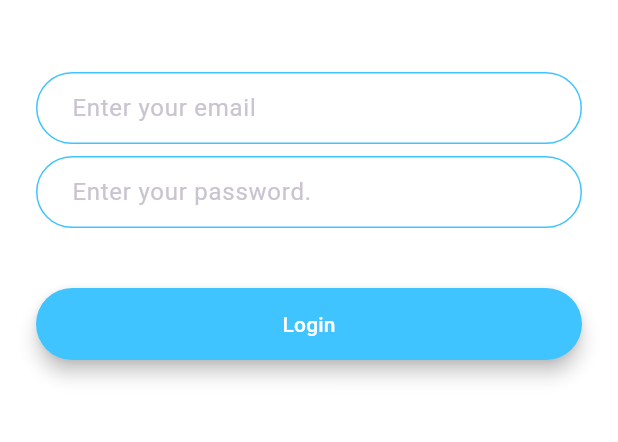
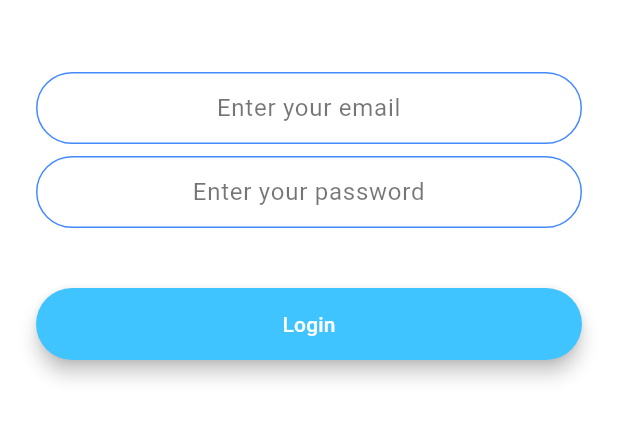
Before and after one commit to ChristianAfreh/flat-chat-app, a Flutter app: the screen it shows after launch, after a tap on "Login", on a phone screen of 412 x 824 dp, the part 576-1018 px from its top. Run offline on Flutter 3.47's test engine with Material 3 defaults, Android fonts, the phone set to English and light mode, and no system bars; our stand-ins replace animated_text_kit.

```diff
--- a/lib/components/rounded_button.dart
+++ b/lib/components/rounded_button.dart
@@ -25,6 +25,9 @@ class RoundedButton extends StatelessWidget {
           height: 42.0,
           child: Text(
             buttonTitle,
+            style: const TextStyle(
+              color: Colors.white,
+            ),
           ),
         ),
       ),
--- a/lib/constants.dart
+++ b/lib/constants.dart
@@ -17,3 +17,20 @@ const kMessageContainerDecoration = BoxDecoration(
     top: BorderSide(color: Colors.lightBlueAccent, width: 2.0),
   ),
 );
+
+const kTextFieldDecoration = InputDecoration(
+  hintText: 'Enter a value',
+  hintStyle: TextStyle(color: Colors.black54),
+  contentPadding: EdgeInsets.symmetric(vertical: 10.0, horizontal: 20.0),
+  border: OutlineInputBorder(
+    borderRadius: BorderRadius.all(Radius.circular(32.0)),
+  ),
+  enabledBorder: OutlineInputBorder(
+    borderSide: BorderSide(color: Colors.blueAccent, width: 1.0),
+    borderRadius: BorderRadius.all(Radius.circular(32.0)),
+  ),
+  focusedBorder: OutlineInputBorder(
+    borderSide: BorderSide(color: Colors.blueAccent, width: 2.0),
+    borderRadius: BorderRadius.all(Radius.circular(32.0)),
+  ),
+);
--- a/lib/main.dart
+++ b/lib/main.dart
@@ -14,11 +14,6 @@ class FlashChat extends StatelessWidget {
   @override
   Widget build(BuildContext context) {
     return MaterialApp(
-      theme: ThemeData.dark().copyWith(
-        textTheme: const TextTheme(
-          bodyMedium: TextStyle(color: Colors.black54),
-        ),
-      ),
       initialRoute: WelcomeScreen.id,
       routes: {
         WelcomeScreen.id: (context) => const WelcomeScreen(),
--- a/lib/screens/login_screen.dart
+++ b/lib/screens/login_screen.dart
@@ -1,4 +1,5 @@
 import 'package:flash_chat/components/rounded_button.dart';
+import 'package:flash_chat/constants.dart';
 import 'package:flutter/material.dart';
 
 class LoginScreen extends StatefulWidget {
@@ -35,50 +36,20 @@ class _LoginScreenState extends State<LoginScreen> {
               onChanged: (value) {
                 //Do something with the user input.
               },
-              decoration: const InputDecoration(
-                hintText: 'Enter your email',
-                contentPadding:
-                    EdgeInsets.symmetric(vertical: 10.0, horizontal: 20.0),
-                border: OutlineInputBorder(
-                  borderRadius: BorderRadius.all(Radius.circular(32.0)),
-                ),
-                enabledBorder: OutlineInputBorder(
-                  borderSide:
-                      BorderSide(color: Colors.lightBlueAccent, width: 1.0),
-                  borderRadius: BorderRadius.all(Radius.circular(32.0)),
-                ),
-                focusedBorder: OutlineInputBorder(
-                  borderSide:
-                      BorderSide(color: Colors.lightBlueAccent, width: 2.0),
-                  borderRadius: BorderRadius.all(Radius.circular(32.0)),
-                ),
-              ),
+              textAlign: TextAlign.center,
+              decoration:
+                  kTextFieldDecoration.copyWith(hintText: 'Enter your email'),
             ),
             const SizedBox(
               height: 8.0,
             ),
             TextField(
+              textAlign: TextAlign.center,
               onChanged: (value) {
                 //Do something with the user input.
               },
-              decoration: const InputDecoration(
-                hintText: 'Enter your password.',
-                contentPadding:
-                    EdgeInsets.symmetric(vertical: 10.0, horizontal: 20.0),
-                border: OutlineInputBorder(
-                  borderRadius: BorderRadius.all(Radius.circular(32.0)),
-                ),
-                enabledBorder: OutlineInputBorder(
-                  borderSide:
-                      BorderSide(color: Colors.lightBlueAccent, width: 1.0),
-                  borderRadius: BorderRadius.all(Radius.circular(32.0)),
-                ),
-                focusedBorder: OutlineInputBorder(
-                  borderSide:
-                      BorderSide(color: Colors.lightBlueAccent, width: 2.0),
-                  borderRadius: BorderRadius.all(Radius.circular(32.0)),
-                ),
-              ),
+              decoration: kTextFieldDecoration.copyWith(
+                  hintText: 'Enter your password'),
             ),
             const SizedBox(
               height: 24.0,
--- a/pubspec.yaml
+++ b/pubspec.yaml
@@ -10,6 +10,9 @@ dependencies:
   flutter:
     sdk: flutter
   animated_text_kit: ^4.2.2
+  firebase_core: ^2.24.2
+  firebase_auth: ^4.16.0
+  cloud_firestore: ^4.14.0
 
 dev_dependencies:
   flutter_test:
```
Also changed, not shown: lib/screens/registration_screen.dart (+15 -37 lines), pubspec.lock, 7 other files.
